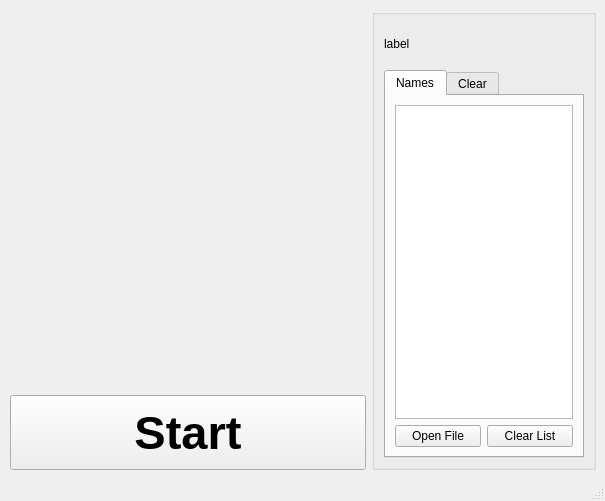
Old version of the form Timer_Window.ui in the repository StefanHol/Analog_PyQt_Timer.
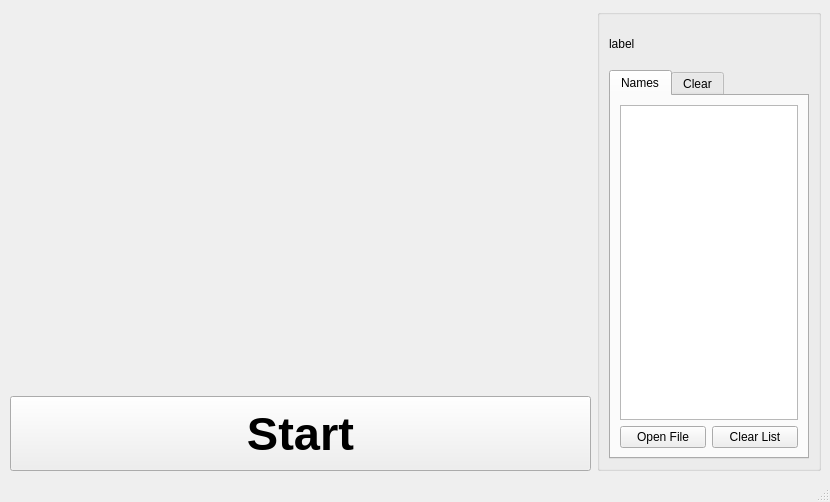
New version of the form. Custom widgets are drawn as their Qt base class.

Commit message: Add Label for selected Name

What changed in the file:
```diff
--- a/Timer_Window.ui
+++ b/Timer_Window.ui
@@ -6,8 +6,8 @@
    <rect>
     <x>0</x>
     <y>0</y>
-    <width>605</width>
-    <height>501</height>
+    <width>830</width>
+    <height>502</height>
    </rect>
   </property>
   <property name="windowTitle">
@@ -157,7 +157,15 @@
               </widget>
              </item>
              <item row="0" column="0" colspan="2">
-              <widget class="QListWidget" name="name_list"/>
+              <widget class="QListWidget" name="name_list">
+               <property name="font">
+                <font>
+                 <pointsize>18</pointsize>
+                 <weight>75</weight>
+                 <bold>true</bold>
+                </font>
+               </property>
+              </widget>
              </item>
             </layout>
            </widget>
```
Left out of the diff: 2 changed lines with no effect on the pictures. The commit also changes 4 other files.
